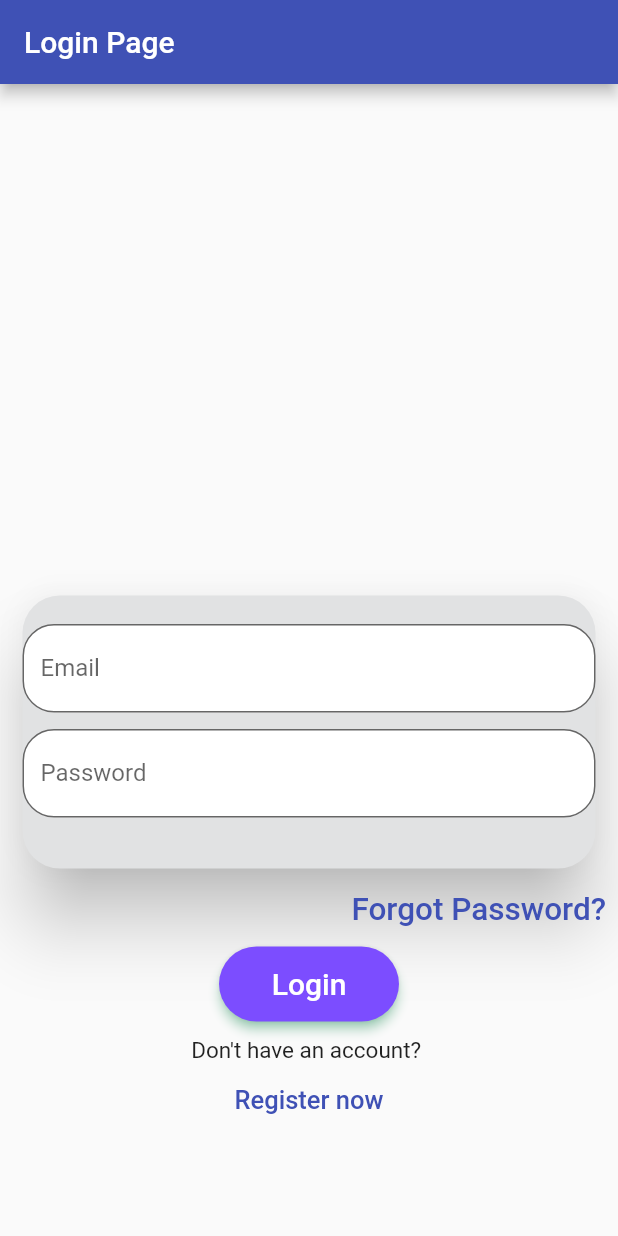
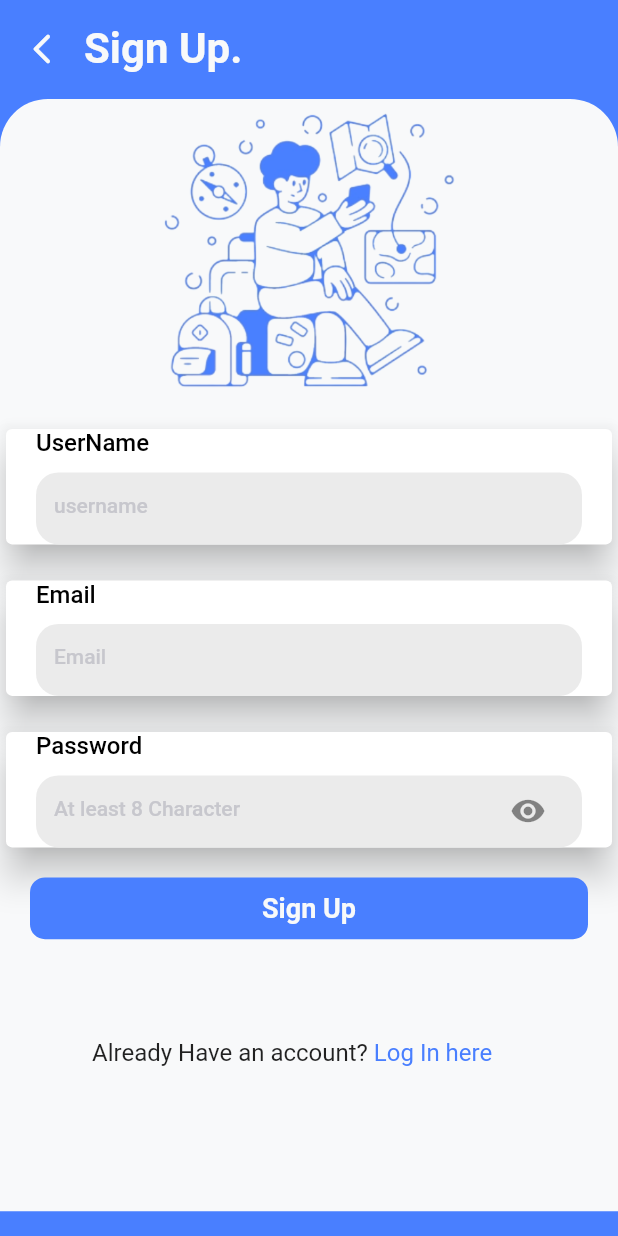
Before and after one commit to mohitrajguru01/AIchef, a Flutter app: the screen it shows after launch, on a phone screen of 412 x 824 dp. Run offline on Flutter 3.47's test engine with Material 2 defaults, Android fonts, the phone set to English and light mode, and no system bars.

Commit message:
some file Added

```diff
--- a/AiChef_App/lib/login_page.dart
+++ b/AiChef_App/lib/login_page.dart
@@ -22,41 +22,50 @@ class LoginPage extends StatelessWidget {
                 height: 190,
                 child: Card(
                   shape: RoundedRectangleBorder(
-                    borderRadius: BorderRadius.circular(25),
+                    borderRadius: BorderRadius.circular(15),
                     //set border radius more than 50% of height and width to make circle
                   ),
 
                   color: Color(0xffe1e2e3),
-                  elevation: 20,
+                  elevation: 15,
                   child: Column(
                     mainAxisAlignment: MainAxisAlignment.center,
                     children: [
 
-                      TextField(
+                      Card(
+                        elevation: 7,
+                        child: TextField(
+
                           style:TextStyle(color: Colors.black) ,
                           decoration: InputDecoration(
+                           prefixIcon: Icon(Icons.email),
                               filled: true,
                               fillColor: Colors.white,
                               label: Text('Email'),
 
                               border: OutlineInputBorder(
-                              borderRadius: BorderRadius.circular(21),
+                                borderRadius: BorderRadius.circular(5),
                               )
+                          ),
                         ),
                       ),
                       SizedBox(
                         height: 11,
                       ),
-                      TextField(
+                      Card(
+                        elevation: 7,
+                        child: TextField(
                           style:TextStyle(color: Colors.black,) ,
 
                           decoration: InputDecoration(
+                            prefixIcon: Icon(Icons.password_sharp),
                               filled: true,
                               fillColor: Colors.white,
                               label: Text('Password'),
                               border: OutlineInputBorder(
-                              borderRadius: BorderRadius.circular(21),
+                                borderRadius: BorderRadius.circular(5),
                               )
+                          ),
                         ),
                       ),
                       SizedBox(
--- a/AiChef_App/lib/main.dart
+++ b/AiChef_App/lib/main.dart
@@ -1,5 +1,6 @@
 import 'dart:async';
 
+import 'package:aichef_app/screens/signup.dart';
 import 'package:flutter/material.dart';
 
 import 'login_page.dart';
@@ -35,7 +36,7 @@ class _MyHomePageState extends State<MyHomePage>
     // TODO: implement initState
     super.initState();
     Timer(Duration(seconds: 2),(){
-      Navigator.pushReplacement(context, MaterialPageRoute(builder: (context)=>LoginPage(),));
+      Navigator.pushReplacement(context, MaterialPageRoute(builder: (context)=> SignUp(),));
     });
   }
 
--- /dev/null
+++ b/AiChef_App/lib/screens/signup.dart
@@ -0,0 +1,139 @@
+import 'package:aichef_app/screens/signin.dart';
+import 'package:flutter/material.dart';
+
+import '../styles/app_colors.dart';
+import '../widgets/custom_button.dart';
+import '../widgets/custom_formfield.dart';
+import '../widgets/custom_header.dart';
+import '../widgets/custom_richtext.dart';
+
+class SignUp extends StatefulWidget {
+  const SignUp({Key? key}) : super(key: key);
+
+  @override
+  State<SignUp> createState() => _SignUpState();
+}
+
+class _SignUpState extends State<SignUp> {
+  final _userName = TextEditingController();
+  final _emailController = TextEditingController();
+  final _passwordController = TextEditingController();
+
+  String get userName => _userName.text.trim();
+  String get email => _emailController.text.trim();
+  String get password => _passwordController.text.trim();
+
+  @override
+  Widget build(BuildContext context) {
+    return Scaffold(
+      body: SafeArea(
+          child: Stack(
+        children: [
+          Container(
+            height: MediaQuery.of(context).size.height,
+            width: MediaQuery.of(context).size.width,
+            color: AppColors.blue,
+          ),
+          CustomHeader(
+              text: 'Sign Up.',
+              onTap: () {
+                Navigator.pushReplacement(context,
+                    MaterialPageRoute(builder: (context) => const Signin()));
+              }),
+          Positioned(
+            top: MediaQuery.of(context).size.height * 0.08,
+            child: Container(
+              height: MediaQuery.of(context).size.height * 0.9,
+              width: MediaQuery.of(context).size.width,
+              decoration: const BoxDecoration(
+                  color: AppColors.whiteshade,
+                  borderRadius: BorderRadius.only(
+                      topLeft: Radius.circular(32),
+                      topRight: Radius.circular(32))),
+              child: SingleChildScrollView(
+                child: Column(
+                  crossAxisAlignment: CrossAxisAlignment.start,
+                  children: [
+                    Container(
+                      height: 200,
+                      width: MediaQuery.of(context).size.width * 0.8,
+                      margin: EdgeInsets.only(
+                          left: MediaQuery.of(context).size.width * 0.09),
+                      child: Image.asset("assets/images/login.png"),
+                    ),
+                    const SizedBox(
+                      height: 16,
+                    ),
+                    Card(
+                      elevation: 10,
+                      child: CustomFormField(
+                        headingText: "UserName",
+                        hintText: "username",
+                        obsecureText: false,
+                        suffixIcon: const SizedBox(),
+                        maxLines: 1,
+                        textInputAction: TextInputAction.done,
+                        textInputType: TextInputType.text,
+                        controller: _userName,
+                      ),
+                    ),
+                    const SizedBox(
+                      height: 16,
+                    ),
+                    Card(
+                      elevation: 10,
+                      child: CustomFormField(
+                        headingText: "Email",
+                        hintText: "Email",
+                        obsecureText: false,
+                        suffixIcon: const SizedBox(),
+                        maxLines: 1,
+                        textInputAction: TextInputAction.done,
+                        textInputType: TextInputType.emailAddress,
+                        controller: _emailController,
+                      ),
+                    ),
+                    const SizedBox(
+                      height: 16,
+                    ),
+                    Card(
+                      elevation: 10,
+                      child: CustomFormField(
+                        maxLines: 1,
+                        textInputAction: TextInputAction.done,
+                        textInputType: TextInputType.text,
+                        controller: _passwordController,
+                        headingText: "Password",
+                        hintText: "At least 8 Character",
+                        obsecureText: true,
+                        suffixIcon: IconButton(
+                            icon: const Icon(Icons.visibility), onPressed: () {}),
+                      ),
+                    ),
+                    const SizedBox(
+                      height: 16,
+                    ),
+                    AuthButton(
+                      onTap: () {},
+                      text: 'Sign Up',
+                    ),
+                    CustomRichText(
+                      discription: 'Already Have an account? ',
+                      text: 'Log In here',
+                      onTap: () {
+                        Navigator.pushReplacement(
+                            context,
+                            MaterialPageRoute(
+                                builder: (context) => const Signin()));
+                      },
+                    )
+                  ],
+                ),
+              ),
+            ),
+          ),
+        ],
+      )),
+    );
+  }
+}
--- /dev/null
+++ b/AiChef_App/lib/styles/app_colors.dart
@@ -0,0 +1,12 @@
+import 'package:flutter/cupertino.dart';
+
+class AppColors {
+  static const lightsky = Color(0xFFA6C0FF);
+  static const whiteshade = Color(0xFFF8F9FA);
+  static const blue = Color(0xFF497fff);
+  static const lightblueshade = Color(0xFF758CC8);
+  static const grayshade = Color(0xFFEBEBEB);
+  static const lightblue = Color(0xFF4B68D1);
+  static const blackshade = Color(0xFF555555);
+  static const hintText = Color(0xFFC7C7CD);
+}
--- /dev/null
+++ b/AiChef_App/lib/styles/text_styles.dart
@@ -0,0 +1,17 @@
+import 'package:flutter/material.dart';
+
+import 'app_colors.dart';
+
+class KTextStyle {
+  static const headerTextStyle = TextStyle(
+      color: AppColors.whiteshade, fontSize: 28, fontWeight: FontWeight.w700);
+
+  static const textFieldHeading =
+      TextStyle(color: Colors.black, fontSize: 16, fontWeight: FontWeight.w500);
+
+  static const textFieldHintStyle = TextStyle(
+      color: AppColors.hintText, fontSize: 14, fontWeight: FontWeight.w500);
+
+  static const authButtonTextStyle = TextStyle(
+      fontSize: 18, fontWeight: FontWeight.w600, color: AppColors.whiteshade);
+}
--- /dev/null
+++ b/AiChef_App/lib/widgets/custom_button.dart
@@ -0,0 +1,33 @@
+import 'package:flutter/material.dart';
+
+import '../styles/app_colors.dart';
+import '../styles/text_styles.dart';
+
+class AuthButton extends StatelessWidget {
+  final String text;
+  final Function() onTap;
+
+  const AuthButton({Key? key, required this.onTap, required this.text})
+      : super(key: key);
+
+  @override
+  Widget build(BuildContext context) {
+    return InkWell(
+      onTap: onTap,
+      child: Container(
+        width: MediaQuery.of(context).size.width,
+        height: MediaQuery.of(context).size.height * 0.05,
+        margin: const EdgeInsets.only(left: 20, right: 20),
+        decoration: const BoxDecoration(
+            color: AppColors.blue,
+            borderRadius: BorderRadius.all(Radius.circular(10))),
+        child: Center(
+          child: Text(
+            text,
+            style: KTextStyle.authButtonTextStyle,
+          ),
+        ),
+      ),
+    );
+  }
+}
--- /dev/null
+++ b/AiChef_App/lib/widgets/custom_formfield.dart
@@ -0,0 +1,70 @@
+import 'package:flutter/material.dart';
+
+import '../styles/app_colors.dart';
+import '../styles/text_styles.dart';
+
+
+class CustomFormField extends StatelessWidget {
+  final String headingText;
+  final String hintText;
+  final bool obsecureText;
+  final Widget suffixIcon;
+  final TextInputType textInputType;
+  final TextInputAction textInputAction;
+  final TextEditingController controller;
+  final int maxLines;
+
+  const CustomFormField(
+      {Key? key,
+      required this.headingText,
+      required this.hintText,
+      required this.obsecureText,
+      required this.suffixIcon,
+      required this.textInputType,
+      required this.textInputAction,
+      required this.controller,
+      required this.maxLines})
+      : super(key: key);
+
+  @override
+  Widget build(BuildContext context) {
+    return Column(
+      crossAxisAlignment: CrossAxisAlignment.start,
+      children: [
+        Container(
+          margin: const EdgeInsets.only(
+            left: 20,
+            right: 20,
+            bottom: 10,
+          ),
+          child: Text(
+            headingText,
+            style: KTextStyle.textFieldHeading,
+          ),
+        ),
+        Container(
+          margin: const EdgeInsets.only(left: 20, right: 20),
+          decoration: BoxDecoration(
+            color: AppColors.grayshade,
+            borderRadius: BorderRadius.circular(15),
+          ),
+          child: Padding(
+            padding: const EdgeInsets.symmetric(horizontal: 12.0),
+            child: TextField(
+              maxLines: maxLines,
+              controller: controller,
+              textInputAction: textInputAction,
+              keyboardType: textInputType,
+              obscureText: obsecureText,
+              decoration: InputDecoration(
+                  hintText: hintText,
+                  hintStyle: KTextStyle.textFieldHintStyle,
+                  border: InputBorder.none,
+                  suffixIcon: suffixIcon),
+            ),
+          ),
+        )
+      ],
+    );
+  }
+}
--- /dev/null
+++ b/AiChef_App/lib/widgets/custom_header.dart
@@ -0,0 +1,39 @@
+import 'package:flutter/material.dart';
+
+import '../styles/app_colors.dart';
+import '../styles/text_styles.dart';
+
+class CustomHeader extends StatelessWidget {
+  final String text;
+  final Function()? onTap;
+  const CustomHeader({Key? key, required this.text, required this.onTap})
+      : super(key: key);
+
+  @override
+  Widget build(BuildContext context) {
+    return Container(
+      margin: const EdgeInsets.only(top: 16, left: 16),
+      child: Row(
+        mainAxisAlignment: MainAxisAlignment.start,
+        crossAxisAlignment: CrossAxisAlignment.center,
+        children: [
+          InkWell(
+            onTap: onTap,
+            child: const Icon(
+              Icons.arrow_back_ios_new_rounded,
+              color: AppColors.whiteshade,
+              size: 24,
+            ),
+          ),
+          const SizedBox(
+            width: 16,
+          ),
+          Text(
+            text,
+            style: KTextStyle.headerTextStyle,
+          )
+        ],
+      ),
+    );
+  }
+}
--- /dev/null
+++ b/AiChef_App/lib/widgets/custom_richtext.dart
@@ -0,0 +1,37 @@
+import 'package:flutter/gestures.dart';
+import 'package:flutter/material.dart';
+
+import '../styles/app_colors.dart';
+
+
+class CustomRichText extends StatelessWidget {
+  final String discription;
+  final String text;
+  final Function() onTap;
+  const CustomRichText(
+      {Key? key,
+      required this.discription,
+      required this.text,
+      required this.onTap})
+      : super(key: key);
+// "Don't already Have an account? "
+  @override
+  Widget build(BuildContext context) {
+    return Container(
+      margin: EdgeInsets.only(
+          left: MediaQuery.of(context).size.width * 0.149,
+          top: MediaQuery.of(context).size.height * 0.08),
+      child: Text.rich(
+        TextSpan(
+            text: discription,
+            style: const TextStyle(color: Colors.black87, fontSize: 16),
+            children: [
+              TextSpan(
+                  text: text,
+                  style: const TextStyle(color: AppColors.blue, fontSize: 16),
+                  recognizer: TapGestureRecognizer()..onTap = onTap),
+            ]),
+      ),
+    );
+  }
+}
--- a/AiChef_App/pubspec.yaml
+++ b/AiChef_App/pubspec.yaml
@@ -57,7 +57,8 @@ flutter:
   # included with your application, so that you can use the icons in
   # the material Icons class.
   uses-material-design: true
-
+  assets:
+    - assets/images/login.png
   # To add assets to your application, add an assets section, like this:
   # assets:
   #   - images/a_dot_burr.jpeg
```
Also changed, not shown: AiChef_App/lib/screens/home.dart (added, +17 -0 lines), AiChef_App/lib/screens/signin.dart (added, +129 -0 lines), AiChef_App/lib/signup.dart (added, +126 -0 lines), AiChef_App/lib/styles/sizes.dart (added, +78 -0 lines), AiChef_App/assets/images/login.png (added), 1 other file. Lines whose indentation alone changed are shown as unchanged.
